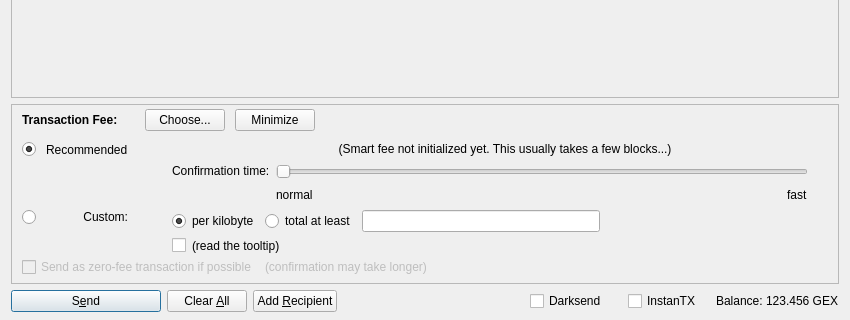
This is src/qt/forms/sendcoinsdialog.ui in gexanlottery/gexan as Qt 5 draws it before an edit; both pictures show x 0 to 850 and y 290 to 610 of the 850 by 610 pixel window. The edited form follows.
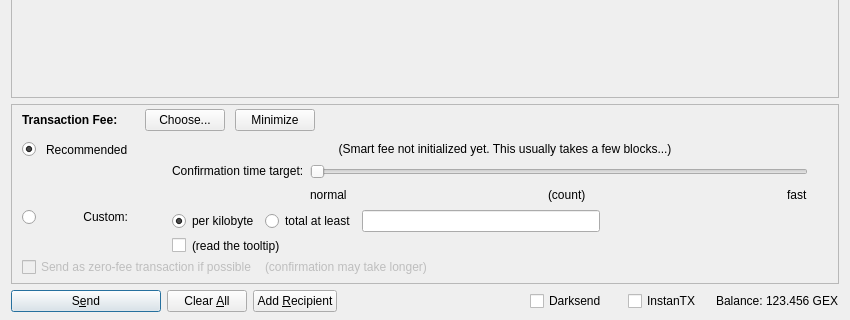
This is the edited form. Icons and pictures are not drawn. Custom widgets are drawn as their Qt base class.

Diff of the .ui file:
```diff
--- a/src/qt/forms/sendcoinsdialog.ui
+++ b/src/qt/forms/sendcoinsdialog.ui
@@ -1057,7 +1057,7 @@
                    <item>
                     <widget class="QLabel" name="labelSmartFee3">
                      <property name="text">
-                      <string>Confirmation time:</string>
+                      <string>Confirmation time target:</string>
                      </property>
                      <property name="margin">
                       <number>2</number>
@@ -1121,6 +1121,26 @@
                        </property>
                       </widget>
                      </item>
+                     <item>
+                      <spacer name="horizontalSpacer_7">
+                       <property name="orientation">
+                        <enum>Qt::Horizontal</enum>
+                       </property>
+                       <property name="sizeHint" stdset="0">
+                        <size>
+                         <width>40</width>
+                         <height>20</height>
+                        </size>
+                       </property>
+                      </spacer>
+                     </item>
+                     <item>
+                      <widget class="QLabel" name="confirmationTargetLabel">
+                       <property name="text">
+                        <string>(count)</string>
+                       </property>
+                      </widget>
+                     </item>
                      <item>
                       <spacer name="horizontalSpacer_3">
                        <property name="orientation">
```
